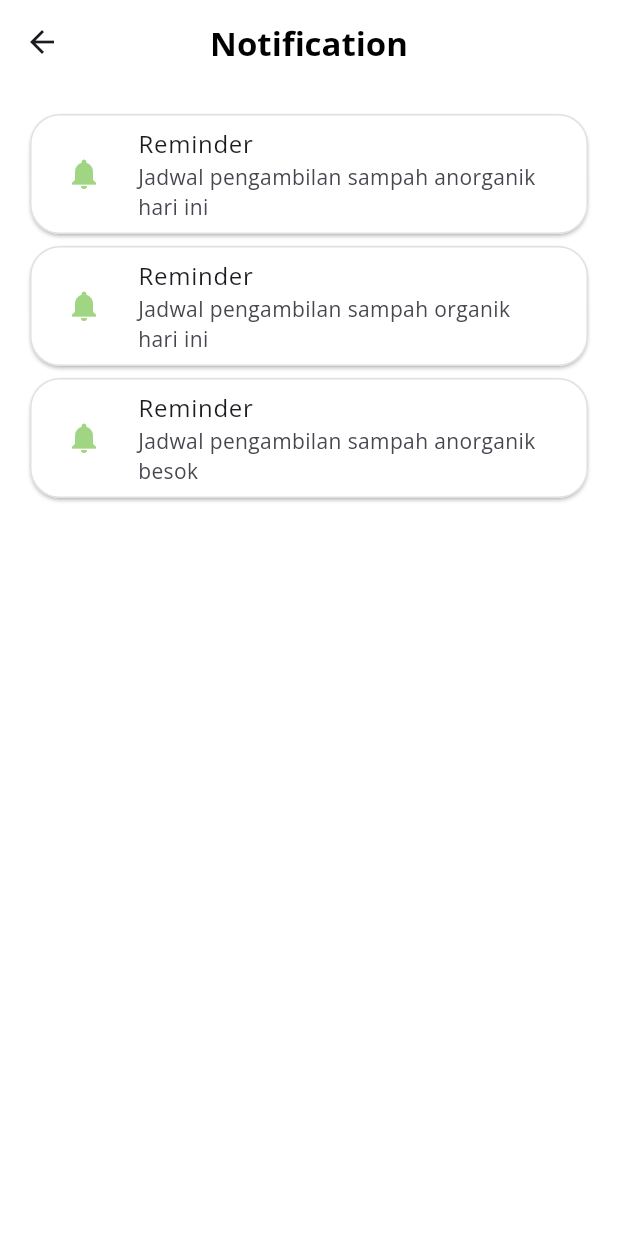
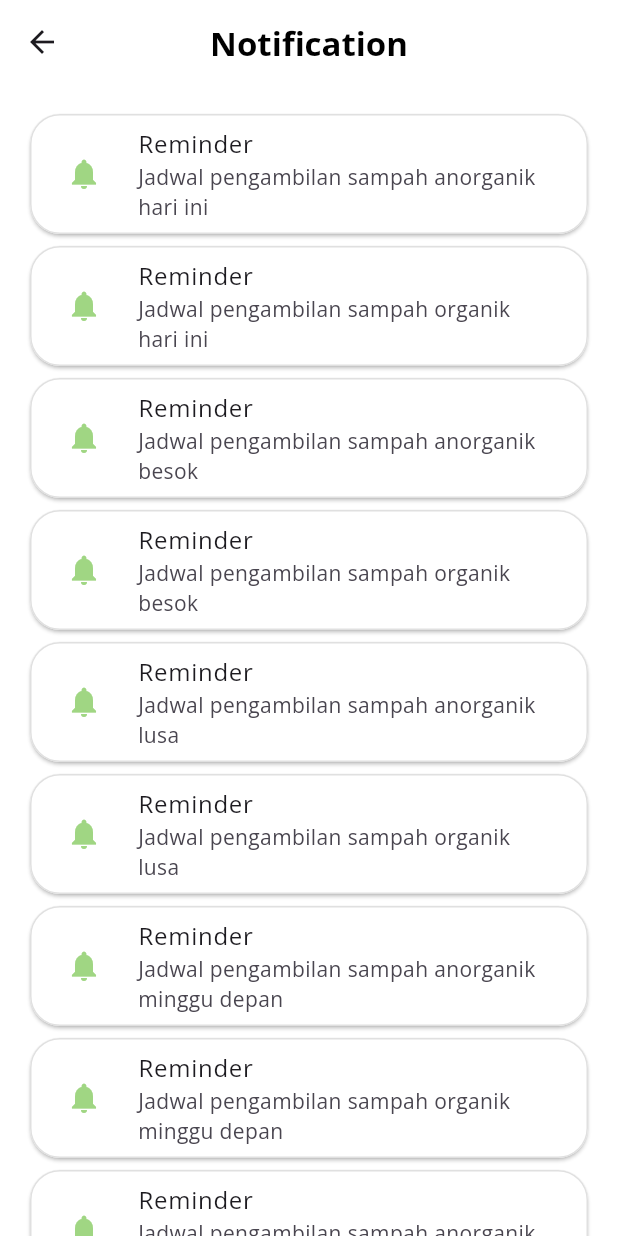
Before and after one commit to aurelwidyanti/wesbeng, a Flutter app: the NotificationScreen screen opened directly, on a phone screen of 412 x 824 dp. Run offline on Flutter 3.47's test engine with Material 3 defaults, Android fonts, the phone set to English and light mode, and no system bars; our stand-ins replace calendar_view, flutter_svg, google_fonts, heroicons_flutter, syncfusion_flutter_datepicker; network calls fail.

Commit message:
refactor: Replace hardcoded notification data with constants for improved maintainability

```diff
--- a/lib/screens/notification/notification_screen.dart
+++ b/lib/screens/notification/notification_screen.dart
@@ -1,4 +1,5 @@
 import 'package:flutter/material.dart';
+import 'package:wesbeng/constants/notifications.dart';
 
 class NotificationScreen extends StatefulWidget {
   const NotificationScreen({super.key});
@@ -8,21 +9,6 @@ class NotificationScreen extends StatefulWidget {
 }
 
 class _NotificationScreenState extends State<NotificationScreen> {
-  List data = [
-    {
-      'title': 'Reminder',
-      'description': 'Jadwal pengambilan sampah anorganik hari ini',
-    },
-    {
-      'title': 'Reminder',
-      'description': 'Jadwal pengambilan sampah organik hari ini',
-    },
-    {
-      'title': 'Reminder',
-      'description': 'Jadwal pengambilan sampah anorganik besok',
-    },
-  ];
-
   @override
   Widget build(BuildContext context) {
     return Scaffold(
@@ -38,7 +24,7 @@ class _NotificationScreenState extends State<NotificationScreen> {
       body: Padding(
         padding: const EdgeInsets.only(left: 16, right: 16, top: 16),
         child: ListView.builder(
-          itemCount: data.length,
+          itemCount: notifications.length,
           itemBuilder: (context, index) {
             return Card(
               shape: RoundedRectangleBorder(
@@ -60,8 +46,8 @@ class _NotificationScreenState extends State<NotificationScreen> {
                     ),
                   ),
                 ),
-                title: Text(data[index]['title']),
-                subtitle: Text(data[index]['description']),
+                title: Text(notifications[index]['title']),
+                subtitle: Text(notifications[index]['description']),
               ),
             );
           },
```
